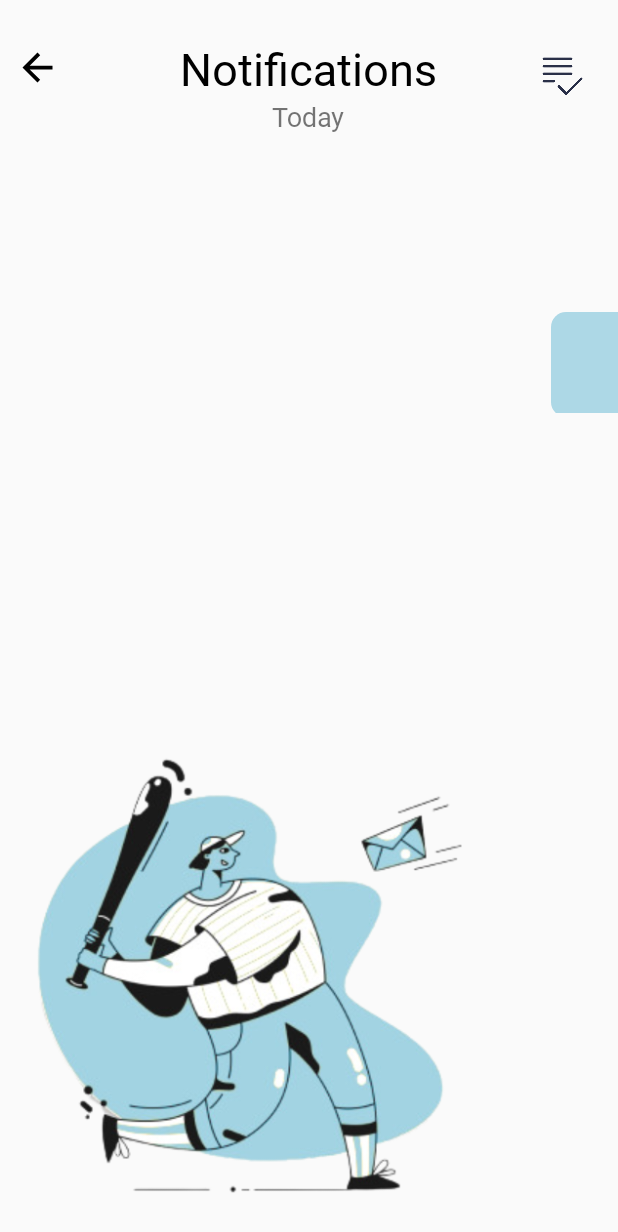
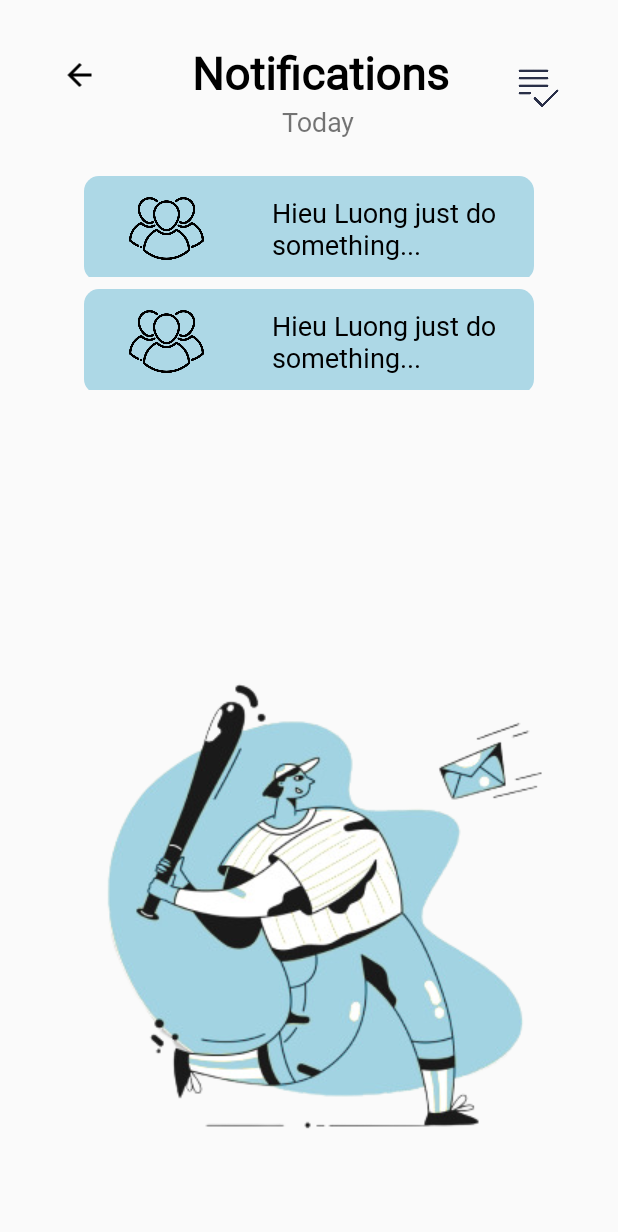
Before and after one commit to tuanha1508/Depresol_Application, an Android app: the MainActivity_Nofications screen opened directly, with no data from a screen before it, on a phone screen of 412 x 824 dp. Shown: the top 1232 px of the screen. Run offline under Robolectric (Android 15) with nearby library versions, the phone set to English and light mode, and no system bars.

Commit message:
Revert "Update"

```diff
--- a/app/src/main/res/layout/activity_main_nofications.xml
+++ b/app/src/main/res/layout/activity_main_nofications.xml
@@ -1,68 +1,100 @@
 <?xml version="1.0" encoding="utf-8"?>
-<LinearLayout xmlns:android="http://schemas.android.com/apk/res/android"
+<FrameLayout xmlns:android="http://schemas.android.com/apk/res/android"
     xmlns:app="http://schemas.android.com/apk/res-auto"
     xmlns:tools="http://schemas.android.com/tools"
     android:layout_width="match_parent"
     android:layout_height="match_parent"
     tools:context=".MainActivity_Nofications"
     android:orientation="vertical">
-
-    <RelativeLayout
+    <androidx.core.widget.NestedScrollView
+        android:layout_width="match_parent"
+        android:layout_height="match_parent"
+        android:padding="@dimen/nav_header_vertical_spacing">
+        <androidx.constraintlayout.widget.ConstraintLayout
             android:id="@+id/nofication_layout"
             android:layout_width="match_parent"
-        android:layout_height="100dp"
-        android:orientation="horizontal"
-        app:layout_constraintEnd_toEndOf="parent"
-        app:layout_constraintStart_toStartOf="parent"
-        app:layout_constraintTop_toTopOf="parent">
+            android:layout_height="match_parent"
+            android:paddingLeft="@dimen/normalPadding"
+
+            android:paddingRight="@dimen/normalPadding">
 
             <TextView
-            android:layout_width="wrap_content"
+                android:id="@+id/nofications_title"
+                style="@style/viewParent.headerText"
+                android:layout_width="0dp"
                 android:layout_height="wrap_content"
                 android:fontFamily="@font/firasans_bold"
                 android:text="Notifications"
                 android:textColor="@color/black"
-            android:textSize="30dp"
-            android:layout_marginTop="25dp"
-            android:layout_centerHorizontal="true"/>
+                android:textSize="30sp"
+                android:layout_marginLeft="100dp"
+                android:layout_marginTop="20dp"
+                app:layout_constraintStart_toStartOf="parent"
+                app:layout_constraintTop_toTopOf="parent"
+                />
             <TextView
+                android:id="@+id/today_title"
                 android:layout_width="wrap_content"
                 android:layout_height="wrap_content"
                 android:text="Today"
-            android:layout_centerHorizontal="true"
-            android:layout_marginTop="65dp"
+                android:layout_marginBottom="@dimen/normalPadding"
+                android:layout_marginLeft="160dp"
                 android:textSize="18dp"
-            android:fontFamily="@font/firasans_medium"/>
+                android:fontFamily="@font/firasans_medium"
+                app:layout_constraintStart_toStartOf="parent"
+                app:layout_constraintTop_toBottomOf="@+id/nofications_title" />
+
             <ImageView
                 android:layout_width="50dp"
-            android:layout_height="30dp"
-            android:layout_marginRight="50dp"
+                android:layout_height="wrap_content"
+                android:src="@drawable/back_icon"
                 android:layout_marginTop="30dp"
-            android:src="@drawable/back_icon" />
+                app:layout_constraintStart_toStartOf="parent"
+                app:layout_constraintTop_toTopOf="parent" />
+
             <ImageView
                 android:layout_width="50dp"
                 android:layout_height="40dp"
                 android:src="@drawable/mark_read"
-            android:layout_marginLeft="350dp"
-            android:layout_marginTop="30dp"/>
+                android:layout_marginLeft="30dp"
+                android:layout_marginTop="30dp"
+                app:layout_constraintEnd_toEndOf="parent"
+                app:layout_constraintTop_toTopOf="parent" />
+
+            <LinearLayout
+                android:id="@+id/screen_nofications"
+                android:layout_width="0dp"
+                android:layout_height="wrap_content"
+                android:layout_marginStart="8dp"
+                android:layout_marginTop="16dp"
+                android:layout_marginEnd="8dp"
+                android:orientation="vertical"
+                app:layout_constraintEnd_toEndOf="parent"
+                app:layout_constraintStart_toStartOf="parent"
+                app:layout_constraintTop_toBottomOf="@+id/today_title">
+
+                <RelativeLayout
+                    android:layout_width="match_parent"
+                    android:layout_height="wrap_content">
+
 
                 </RelativeLayout>
 
-    <LinearLayout
-        android:id="@+id/screen_nofications"
-        android:layout_width="match_parent"
-        android:layout_height="match_parent"
-        app:layout_constraintEnd_toEndOf="parent"
-        app:layout_constraintStart_toStartOf="parent"
-        android:layout_marginTop="100dp">
+            </LinearLayout>
 
 
+        </androidx.constraintlayout.widget.ConstraintLayout>
+
+
+    </androidx.core.widget.NestedScrollView>
     <ImageView
         android:layout_width="wrap_content"
         android:layout_height="wrap_content"
         android:layout_centerHorizontal="true"
-            android:layout_marginTop="300dp"
-            android:src="@drawable/mail_nofication" />
-    </LinearLayout>
+        android:layout_marginTop="450dp"
+        android:layout_marginLeft="50dp"
+        android:src="@drawable/mail_nofication"
+        app:layout_constraintBottom_toBottomOf="parent"
+        app:layout_constraintTop_toTopOf="parent" />
 
-</LinearLayout>
+</FrameLayout>
--- a/app/src/main/res/layout/fragment_search.xml
+++ b/app/src/main/res/layout/fragment_search.xml
@@ -105,10 +105,12 @@
                         android:text=". ." />
                 </RelativeLayout>
 
-
+                <include layout="@layout/item_play_video" ></include>
             </LinearLayout>
 
         </androidx.constraintlayout.widget.ConstraintLayout>
 
+
     </androidx.core.widget.NestedScrollView>
+
 </FrameLayout>
--- a/app/src/main/res/layout/item_nofications.xml
+++ b/app/src/main/res/layout/item_nofications.xml
@@ -3,15 +3,14 @@
 <LinearLayout xmlns:android="http://schemas.android.com/apk/res/android"
     android:layout_width="match_parent"
     android:layout_height="wrap_content"
-    android:orientation="horizontal">
-
-
+    android:orientation="horizontal"
+    android:gravity="center_vertical">
     <LinearLayout
-        android:layout_width="350dp"
+        android:layout_width="300dp"
         android:layout_height="70dp"
         android:layout_gravity="center"
-        android:layout_marginLeft="35dp"
         android:layout_marginTop="5dp"
+        android:layout_marginLeft="20dp"
         android:background="@drawable/round_item"
         android:gravity="center_vertical"
         android:orientation="vertical">
@@ -19,20 +18,18 @@
         <TextView
             android:layout_width="wrap_content"
             android:layout_height="wrap_content"
-            android:layout_marginLeft="150dp"
+            android:layout_marginLeft="120dp"
             android:padding="5dp"
             android:fontFamily="@font/firasans_medium"
             android:text="Hieu Luong just do something..."
             android:textColor="@color/black"
-            android:textSize="17dp"/>
-
+            android:textSize="18sp"/>
         <ImageView
             android:layout_width="50dp"
             android:layout_height="50dp"
-            android:layout_marginTop="-50dp"
-            android:padding="5dp"
-            android:layout_marginLeft="50dp"
+            android:layout_marginTop="-53dp"
+            android:layout_marginLeft="30dp"
             android:src="@drawable/group" />
+    </LinearLayout>
 
-    </LinearLayout>
 </LinearLayout>
--- a/app/src/main/res/layout/item_playing_video.xml
+++ b/app/src/main/res/layout/item_playing_video.xml
@@ -1,6 +1,4 @@
-<?xml version="1.0" encoding="utf-8"?><!--
-  ~ Copyright (c) 2020. rogergcc
-  -->
+<?xml version="1.0" encoding="utf-8"?>
 
 <LinearLayout xmlns:android="http://schemas.android.com/apk/res/android"
     android:layout_width="match_parent"
```
Lines whose indentation alone changed are shown as unchanged.
